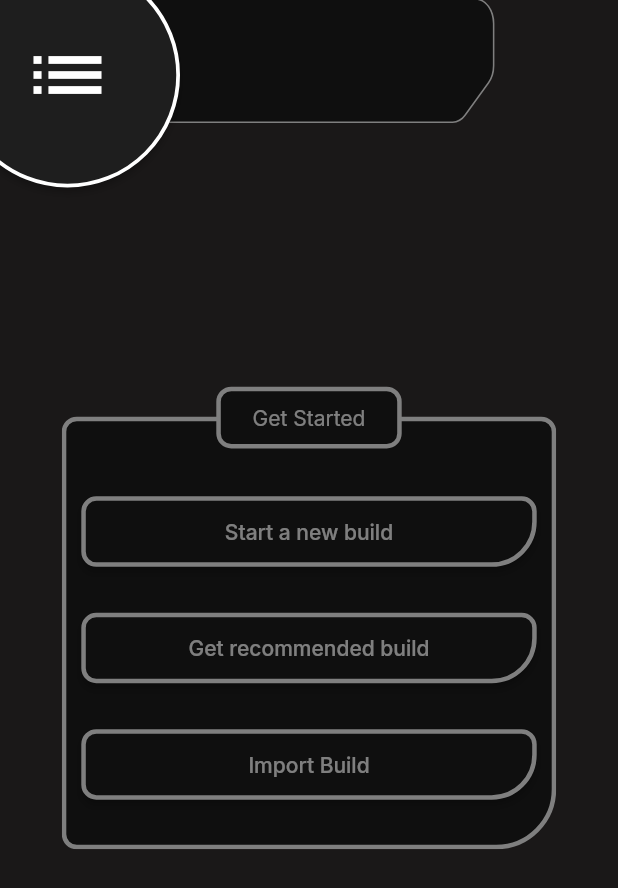
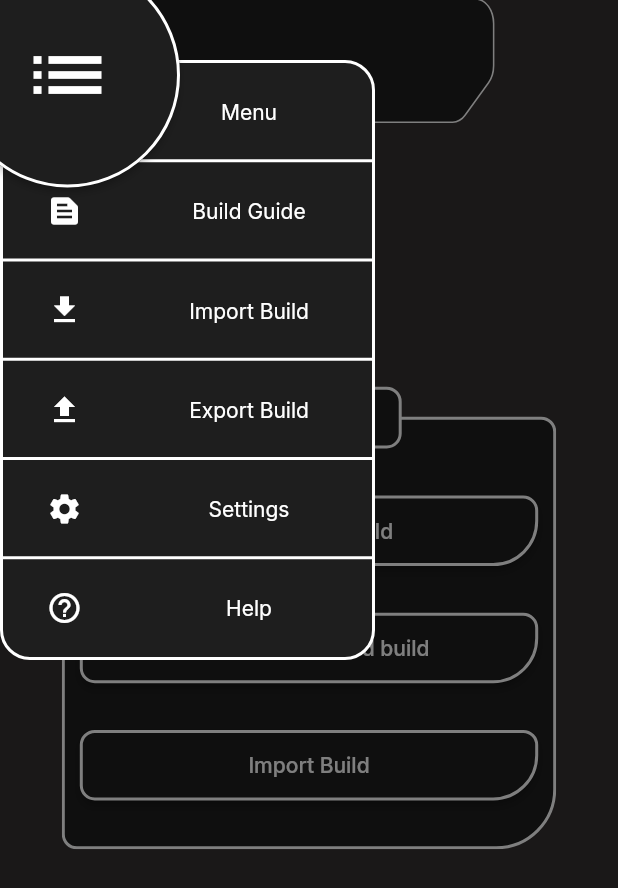
Before and after one commit to DrVilus/project_skripsi_binus, a Flutter app: the screen it shows after launch, after a tap on the "list" icon, on a phone screen of 412 x 824 dp. Shown: the top 888 px of the screen. Run offline on Flutter 3.47's test engine with Material 2 defaults, Android fonts, the light colour scheme and no system bars; our stand-ins replace google_fonts; missing offline and left inert: connectivity_plus_web, touchable.

Commit message:
Added animations for sidebar
also change border width,
added global variables

```diff
--- a/flutter_app/lib/Pages/BuildSchema/BuildSchemaPage.dart
+++ b/flutter_app/lib/Pages/BuildSchema/BuildSchemaPage.dart
@@ -17,7 +17,7 @@ class _BuildSchemaPageState extends State<BuildSchemaPage> {
       body: SafeArea(
         child: CustomAppbar(
           title: "PC Build #1",
-          sideBarOpacity: 1,
+          sideBarVisible: true,
           children: [
             Container(),
           ],
--- a/flutter_app/lib/Pages/BuildSchema/ChoosePartsPage.dart
+++ b/flutter_app/lib/Pages/BuildSchema/ChoosePartsWidget.dart
@@ -5,8 +5,10 @@ import 'package:flutter/material.dart';
 
 import '../../UI/Palette.dart';
 
+//Bukan page, dijadikan widget dan di-toggle melalui CustomAppbar
 class ChoosePartsWidget extends StatefulWidget {
-  const ChoosePartsWidget({Key? key}) : super(key: key);
+  const ChoosePartsWidget({Key? key, required this.toggleSideBar}) : super(key: key);
+  final Function toggleSideBar;
 
   @override
   State<ChoosePartsWidget> createState() => _ChoosePartsWidgetState();
@@ -15,8 +17,7 @@ class ChoosePartsWidget extends StatefulWidget {
 class _ChoosePartsWidgetState extends State<ChoosePartsWidget> {
   @override
   Widget build(BuildContext context) {
-    return Scaffold(
-      body: SafeArea(
+    return SafeArea(
         child: Stack(
           children: [
             CustomPaint(
@@ -40,13 +41,21 @@ class _ChoosePartsWidgetState extends State<ChoosePartsWidget> {
               ),
             ),
             Positioned(
+              top: 0,
+              child: Container(
+                color: Colors.white.withOpacity(0.5),
+                width: MediaQuery.of(context).size.width*0.82,
+                height: (MediaQuery.of(context).size.width*0.95*1.446629213483146).toDouble(),
+                child: Text("Fuck", style: TextStyles.interStyle1,),
+              ),
+            ),
+            Positioned(
               right: 0,
               top: 10,
               child: GestureDetector(
                 behavior: HitTestBehavior.translucent,
                 onTap: () {
-                  print("fuck");
-
+                  widget.toggleSideBar();
                 },
                 child: Container(
                   width: 50,
@@ -57,7 +66,6 @@ class _ChoosePartsWidgetState extends State<ChoosePartsWidget> {
             )
           ],
         )
-      ),
     );
   }
 }
--- a/flutter_app/lib/Pages/GetStarted.dart
+++ b/flutter_app/lib/Pages/GetStarted.dart
@@ -21,7 +21,7 @@ class _GetStartedPageState extends State<GetStartedPage> {
           body: SafeArea(
             child: CustomAppbar (
               title: "",
-              sideBarOpacity: 0,
+              sideBarVisible: false,
               children: [
                 Row(
                   mainAxisAlignment: MainAxisAlignment.center,
--- a/flutter_app/lib/UI/CorneredButton.dart
+++ b/flutter_app/lib/UI/CorneredButton.dart
@@ -13,7 +13,7 @@ class CorneredButton extends StatelessWidget {
       child: child,
       style: ElevatedButton.styleFrom(
         primary: Palette.widgetBackground1,
-        side: const BorderSide(width: 3.0, color: Colors.white),
+        side: const BorderSide(width: 2, color: Colors.white),
         shape: const RoundedRectangleBorder(
           borderRadius: BorderRadius.only(
             bottomRight: Radius.circular(30),
--- a/flutter_app/lib/UI/CustomAppbar.dart
+++ b/flutter_app/lib/UI/CustomAppbar.dart
@@ -1,15 +1,16 @@
 import 'package:flutter/cupertino.dart';
 import 'package:flutter/material.dart';
-import 'package:project_skripsi/Pages/BuildSchema/ChoosePartsPage.dart';
+import 'package:project_skripsi/Pages/BuildSchema/ChoosePartsWidget.dart';
+import 'package:project_skripsi/UI/CustomContainer.dart';
 import 'package:touchable/touchable.dart';
 
 import 'Palette.dart';
 
 class CustomAppbar extends StatefulWidget {
-  const CustomAppbar({Key? key, this.title, this.sideBarOpacity = 1.0, required this.children}) : super(key: key);
+  const CustomAppbar({Key? key, this.title, this.sideBarVisible = true, required this.children}) : super(key: key);
 
   final String? title;
-  final double sideBarOpacity;
+  final bool sideBarVisible;
   final List<Widget> children;
 
   @override
@@ -18,9 +19,16 @@ class CustomAppbar extends StatefulWidget {
 
 class _CustomAppbarState extends State<CustomAppbar> {
   bool _isMenuButtonPressed = false;
+  bool _isSideBarPressed = false;
   void _toggleMenu() {
     setState(() {
       _isMenuButtonPressed = !_isMenuButtonPressed;
+    });
+  }
+
+  void _toggleSideBar(){
+    setState(() {
+      _isSideBarPressed = !_isSideBarPressed;
     });
   }
 
@@ -33,7 +41,7 @@ class _CustomAppbarState extends State<CustomAppbar> {
           left: 0,
           child: CustomPaint(
             size: Size(MediaQuery.of(context).size.width,(MediaQuery.of(context).size.width*0.1806853582554517).toDouble()), //You can Replace [WIDTH] with your desired width for Custom Paint and height will be calculated automatically
-              painter: CustomClipperAppbar(),
+            painter: CustomPainterAppbar(),
             child: SizedBox(
                 width: MediaQuery.of(context).size.width*0.8,
                 height: MediaQuery.of(context).size.height*0.1,
@@ -58,36 +66,124 @@ class _CustomAppbarState extends State<CustomAppbar> {
             ),
           ),
         ),
-        Positioned(
-            top: 0,
-            left: 0,
-          child: Opacity(
-            opacity: widget.sideBarOpacity,
+        Visibility(
+            visible: widget.sideBarVisible,
+            child: AnimatedPositioned(
+              duration: const Duration(milliseconds: 200),
+              left: _isSideBarPressed ? -50 : 0,
               child: CanvasTouchDetector(
                 builder: (context) => CustomPaint(
                   size: Size(50,(50*9.279069767441861).toDouble()), //You can Replace [WIDTH] with your desired width for Custom Paint and height will be calculated automatically
-                painter: CustomPainterSidebar(context),
+                  painter: CustomPainterSidebar(context, () => _toggleSideBar()),
+                ),
               ),
             )
-          )
         ),
-        // Positioned(
-        //   top: MediaQuery.of(context).size.height/2,
-        //   child: Container(
-        //     child: IconButton(
-        //       icon: const Icon(Icons.arrow_forward_ios, color: Colors.white,size: 40,),
-        //       onPressed: () {
-        //         print("object");
-        //       },
-        //       tooltip: "bruh",
-        //     ),
-        //   )
-        // ),
         ...widget.children,
         Visibility(
             visible: _isMenuButtonPressed,
             child: Container(
               color: const Color(0xFF000000).withOpacity(0.5),
+            )
+        ),
+        Visibility(
+          visible: _isMenuButtonPressed,
+          child: Positioned(
+              top: 40,
+              child: CustomContainer(
+                width: 250,
+                height: 400,
+                padding: EdgeInsets.zero,
+                margin: EdgeInsets.zero,
+                borderRadius: const BorderRadius.all(Radius.circular(20)),
+                child: Column(
+                  crossAxisAlignment: CrossAxisAlignment.stretch,
+                  children: [
+                    Expanded(
+                      child: Container(
+                        alignment: Alignment.centerRight,
+                        child: Row(
+                          mainAxisAlignment: MainAxisAlignment.center,
+                          children: [
+                            const Expanded(
+                                child: SizedBox(), flex: 1),
+                            Expanded(
+                                child: Center(
+                                  child: Text("Menu", style: TextStyles.interStyle1),
+                                ),
+                                flex: 2
+                            )
+                          ],
+                        ),
+                      ),
+                    ),
+                    const Divider(
+                        height: 1,
+                        thickness: 2,
+                        color: Colors.white
+                    ),
+                    Expanded(
+                        child: MenuButton(
+                          onPressed: () {},
+                          iconData: Icons.text_snippet,
+                          text: 'Build Guide',
+                        )
+                    ),
+                    const Divider(
+                        height: 1,
+                        thickness: 2,
+                        color: Colors.white
+                    ),
+                    Expanded(
+                        child: MenuButton(
+                          onPressed: () {},
+                          iconData: Icons.file_download,
+                          text: 'Import Build',
+                        )
+                    ),
+                    const Divider(
+                        height: 1,
+                        thickness: 2,
+                        color: Colors.white
+                    ),
+                    Expanded(
+                        child: MenuButton(
+                          onPressed: () {},
+                          iconData: Icons.file_upload,
+                          text: 'Export Build',
+                        )
+                    ),
+                    const Divider(
+                        height: 1,
+                        thickness: 2,
+                        color: Colors.white
+                    ),
+                    Expanded(
+                        child: MenuButton(
+                          onPressed: () {},
+                          iconData: Icons.settings,
+                          text: 'Settings',
+                        )
+                    ),
+                    const Divider(
+                        height: 1,
+                        thickness: 2,
+                        color: Colors.white
+                    ),
+                    Expanded(
+                        child: MenuButton(
+                          onPressed: () {},
+                          iconData: Icons.help_outline,
+                          text: 'Help',
+                          inkwellBorderRadius: const BorderRadius.only(
+                              bottomLeft: Radius.circular(20),
+                              bottomRight: Radius.circular(20)
+                          ),
+                        )
+                    )
+                  ],
+                ),
+              )
           ),
         ),
         Positioned(
@@ -107,20 +203,59 @@ class _CustomAppbarState extends State<CustomAppbar> {
                 fixedSize: const Size(150, 150),
                 shape: const CircleBorder(),
                 primary: Palette.widgetBackground1,
-                side: const BorderSide(width: 2.5, color: Colors.white)
-
+                side: const BorderSide(width: 2, color: Colors.white)
             ),
           ),
         ),
-
-
+        AnimatedPositioned(
+          duration: const Duration(milliseconds: 700),
+          curve: Curves.fastOutSlowIn,
+          left: _isSideBarPressed ? 0 : -(MediaQuery.of(context).size.width*0.95),
+          child: ChoosePartsWidget(toggleSideBar: () => _toggleSideBar())
+        )
 
       ],
     );
   }
 }
 
-class CustomClipperAppbar extends CustomPainter{
+class MenuButton extends StatelessWidget {
+  const MenuButton({Key? key, required this.onPressed, required this.iconData, required this.text, this.inkwellBorderRadius}) : super(key: key);
+  final Function onPressed;
+  final IconData iconData;
+  final String text;
+  final BorderRadius? inkwellBorderRadius;
+
+  @override
+  Widget build(BuildContext context) {
+    return  Material(
+      color: Colors.transparent,
+      child: InkWell(
+        borderRadius: inkwellBorderRadius ?? const BorderRadius.all(Radius.zero),
+        onTap: () => onPressed(),
+        child: Row(
+          mainAxisAlignment: MainAxisAlignment.center,
+          children: [
+            Expanded(
+              child: Center(
+                child: Icon(iconData,color: Colors.white),
+              ),
+              flex: 1),
+            Expanded(
+              child: Center(
+                child: Text(text, style: TextStyles.interStyle1),
+              ),
+              flex: 2
+            )
+          ],
+        ),
+      ),
+    );
+  }
+}
+
+
+class CustomPainterAppbar extends CustomPainter{
 
   @override
   void paint(Canvas canvas, Size size) {
@@ -159,8 +294,9 @@ class CustomClipperAppbar extends CustomPainter{
 
 class CustomPainterSidebar extends CustomPainter{
 
-  final BuildContext context ;
-  CustomPainterSidebar(this.context); // context from CanvasTouchDetector
+  final BuildContext context;
+  final Function toggleSideBar;
+  CustomPainterSidebar(this.context, this.toggleSideBar); // context from CanvasTouchDetector
 
   @override
   void paint(Canvas canvas, Size size) {
@@ -187,13 +323,14 @@ class CustomPainterSidebar extends CustomPainter{
     myCanvas.drawPath(path_0,paint_0_fill);
 
     myCanvas.drawPath(path_0, paint_0_fill, onTapDown: (tapDetail) {
-      Navigator.push(
-        context,
-        PageRouteBuilder(
-          pageBuilder: (context, animation1, animation2) => const ChoosePartsWidget(),
-          transitionDuration: Duration.zero,
-        ),
-      );
+      // Navigator.push(
+      //   context,
+      //   PageRouteBuilder(
+      //     pageBuilder: (context, animation1, animation2) => const ChoosePartsWidget(),
+      //     transitionDuration: Duration.zero,
+      //   ),
+      // );
+      toggleSideBar();
     });
 
     Path path_1 = Path();
@@ -206,7 +343,7 @@ class CustomPainterSidebar extends CustomPainter{
     canvas.drawPath(path_1,paint_1_stroke);
 
     Paint paint_1_fill = Paint()..style=PaintingStyle.fill;
-    paint_1_fill.color = Color(0xff000000).withOpacity(1.0);
+    paint_1_fill.color = Palette.widgetBackground1.withOpacity(1.0);
     canvas.drawPath(path_1,paint_1_fill);
 
   }
--- a/flutter_app/lib/UI/CustomContainer.dart
+++ b/flutter_app/lib/UI/CustomContainer.dart
@@ -29,7 +29,7 @@ class CustomContainer extends StatelessWidget {
             width: width ?? MediaQuery.of(context).size.width * 0.8,
             height: height ?? MediaQuery.of(context).size.height * 0.3,
             decoration: BoxDecoration(
-              border: Border.all(color: Colors.white, width: 3),
+              border: Border.all(color: Colors.white, width: 2),
               color: Palette.widgetBackground1,
               borderRadius: borderRadius ?? const BorderRadius.only(
                 bottomRight: Radius.circular(10),
--- a/flutter_app/lib/UI/TitledContainer.dart
+++ b/flutter_app/lib/UI/TitledContainer.dart
@@ -34,7 +34,7 @@ class TitledContainer extends StatelessWidget {
                 width: width ?? MediaQuery.of(context).size.width * 0.8,
                 height: height ?? MediaQuery.of(context).size.height * 0.3,
                 decoration: BoxDecoration(
-                  border: Border.all(color: Colors.white, width: 3),
+                  border: Border.all(color: Colors.white, width: 2),
                   color: Palette.widgetBackground1,
                   borderRadius: BorderRadius.only(
                     bottomRight: bottomRightRadius,
@@ -53,7 +53,7 @@ class TitledContainer extends StatelessWidget {
               width: MediaQuery.of(context).size.width * 0.3,
               height: MediaQuery.of(context).size.width * 0.1,
               decoration: BoxDecoration(
-                  border: Border.all(color: Colors.white, width: 3),
+                  border: Border.all(color: Colors.white, width: 2),
                   color: Palette.widgetBackground1,
                   borderRadius: BorderRadius.circular(10)
               ),
--- /dev/null
+++ b/flutter_app/lib/Variables/GlobalVariables.dart
@@ -0,0 +1 @@
+library flutter_app.global_variables;
```
Also changed, not shown: 1 other file. Lines whose indentation alone changed are shown as unchanged.
